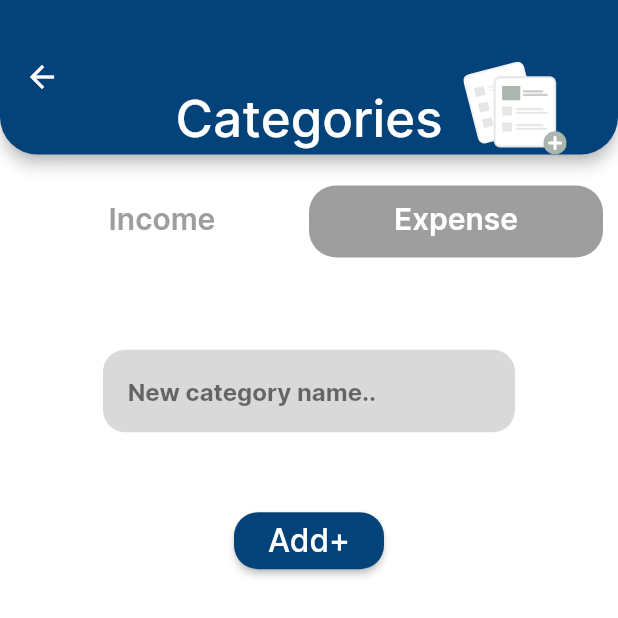
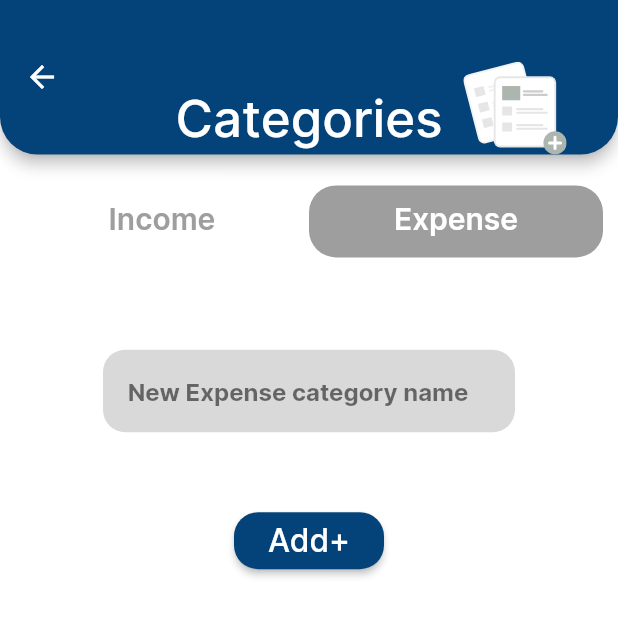
Before and after one commit to jishnup57/pocket_trace_2.0, a Flutter app: the CategoryScreen screen opened directly, on a phone screen of 412 x 824 dp, the top half of it. Run offline on Flutter 3.47's test engine with Material 2 defaults, Android fonts, the phone set to English and light mode, and no system bars; our stand-ins replace flutter_local_notifications, flutter_native_timezone, flutter_slidable, flutter_svg, hive_flutter, lottie and 7 more; missing offline and left inert: month_year_picker; accounts and stored records are empty.

Commit message:
Category compleated

```diff
--- a/lib/main.dart
+++ b/lib/main.dart
@@ -46,6 +46,7 @@ class MyApp extends StatelessWidget {
     return MultiProvider(
       providers: [
         ChangeNotifierProvider(create: (context) => BillDB(),),
+        ChangeNotifierProvider(create: (context) => CategoryDB(),),
       ],
       child: MaterialApp(
         localizationsDelegates: const [
--- a/lib/util/constants.dart
+++ b/lib/util/constants.dart
@@ -6,6 +6,7 @@ const loginKey = 'UserLogedIn';
 //bill Db name
 
 const billdbname = 'bill_database';
+const categorydbname='category_database';
 
 //sized Box
 
--- a/lib/view/categories/categories.dart
+++ b/lib/view/categories/categories.dart
@@ -2,42 +2,25 @@ import 'package:flutter/material.dart';
 import 'package:flutter_svg/flutter_svg.dart';
 import 'package:one/Model/category/category_model.dart';
 import 'package:one/util/color/app_colors.dart';
-import 'package:one/view/categories/expensecategorylist.dart';
-import 'package:one/view/categories/incomecategorylist.dart';
+import 'package:one/view/categories/categorylist.dart';
 import 'package:one/view_model/category/category_db.dart';
+import 'package:provider/provider.dart';
 
-// ignore: must_be_immutable
-class CategoryScreen extends StatefulWidget {
-   int? selectedController;
-   CategoryScreen({this.selectedController,Key? key}) : super(key: key);
+class CategoryScreen extends StatelessWidget {
+  final int? selectedController;
+  CategoryScreen({this.selectedController, Key? key}) : super(key: key);
 
-  @override
-  State<CategoryScreen> createState() => _CategoryScreenState();
-}
-
-class _CategoryScreenState extends State<CategoryScreen>
-    with SingleTickerProviderStateMixin {
   final _nameCategoryController = TextEditingController();
-  late TabController _tabController;
-  @override
-  void initState() {
-    _tabController = TabController(length: 2, vsync: this,initialIndex:widget.selectedController??0);
-    CategoryDB().refreshUI();
-    super.initState();
-  }
-
-  @override
-  void dispose() {
-    super.dispose();
-    _tabController.dispose();
-  }
 
   @override
   Widget build(BuildContext context) {
     final double height = MediaQuery.of(context).size.height;
     final double width = MediaQuery.of(context).size.width;
 
-    return Scaffold(
+    return DefaultTabController(
+      length: 2,
+      initialIndex: selectedController ?? 0,
+      child: Scaffold(
         resizeToAvoidBottomInset: false,
         backgroundColor: Colors.white,
         appBar: AppBar(
@@ -46,7 +29,7 @@ class _CategoryScreenState extends State<CategoryScreen>
             bottom: Radius.elliptical(25, 25),
           )),
           automaticallyImplyLeading: true,
-        toolbarHeight: height/8,
+          toolbarHeight: height / 8,
           flexibleSpace: Padding(
             padding: EdgeInsets.only(left: width / 1.5, top: height / 20),
             child: SvgPicture.asset(
@@ -67,9 +50,8 @@ class _CategoryScreenState extends State<CategoryScreen>
               height: height / 40,
             ),
             Padding(
-            padding: const EdgeInsets.only(left:10,right:10),
+              padding: const EdgeInsets.only(left: 10, right: 10),
               child: TabBar(
-              controller: _tabController,
                 indicator: BoxDecoration(
                   borderRadius: BorderRadius.circular(18),
                   color: Colors.grey,
@@ -90,14 +72,56 @@ class _CategoryScreenState extends State<CategoryScreen>
             ),
             Expanded(
                 child: TabBarView(
-            controller: _tabController,
               children: [
                 Padding(
                   padding: EdgeInsets.all(width / 50),
                   child: Column(
                     mainAxisAlignment: MainAxisAlignment.spaceEvenly,
                     children: [
-                    Container(
+                      addTextField(height, width, 'New Income category name'),
+                      addButtonCategory(context, CategoryType.income),
+                      SizedBox(
+                        height: height * .4,
+                        width: double.infinity,
+                        child: Consumer<CategoryDB>(
+                            builder: (context, value, child) => CategoryList(
+                                  value: value,
+                                  type: "INC",
+                                )),
+                      )
+                    ],
+                  ),
+                ),
+                Padding(
+                  padding: EdgeInsets.all(width / 50),
+                  child: Column(
+                    mainAxisAlignment: MainAxisAlignment.spaceEvenly,
+                    children: [
+                      addTextField(height, width, 'New Expense category name'),
+                      addButtonCategory(context, CategoryType.expense),
+                      SizedBox(
+                        height: height * .4,
+                        width: double.infinity,
+                        child: Consumer<CategoryDB>(
+                          builder: (context, value, child) => CategoryList(
+                            value: value,
+                            type: "EXP",
+                          ),
+                        ),
+                      ),
+                    ],
+                  ),
+                ),
+              ],
+            )),
+          ],
+        ),
+      ),
+    );
+  }
+
+  Container addTextField(double height, double width, String hintText) {
+    return Container(
       height: height / 15,
       width: width / 1.5,
       decoration: BoxDecoration(
@@ -108,15 +132,14 @@ class _CategoryScreenState extends State<CategoryScreen>
       ),
       child: Center(
         child: Padding(
-                          padding: EdgeInsets.only(left: width/25),
+          padding: EdgeInsets.only(left: width / 25),
           child: TextFormField(
-                            maxLength: 15,
             controller: _nameCategoryController,
-                            decoration: const InputDecoration(
+            decoration: InputDecoration(
               border: InputBorder.none,
               counterText: '',
-                              hintText: 'New category name..',
-                              hintStyle: TextStyle(
+              hintText: hintText,
+              hintStyle: const TextStyle(
                 fontWeight: FontWeight.w700,
                 color: Colors.black54,
               ),
@@ -124,25 +147,25 @@ class _CategoryScreenState extends State<CategoryScreen>
           ),
         ),
       ),
-                    ),
-                    SizedBox(
+    );
+  }
+
+  SizedBox addButtonCategory(BuildContext context, CategoryType type) {
+    return SizedBox(
       height: 38,
       width: 100,
       child: ElevatedButton(
         onPressed: () {
           FocusManager.instance.primaryFocus?.unfocus();
-                          final nameIncome =
-                              _nameCategoryController.text.trim();
-                          if (nameIncome.isEmpty) {
+          final nameExpense = _nameCategoryController.text.trim();
+          if (nameExpense.isEmpty) {
             return;
           }
           final _category = CategoryModel(
-                              id: DateTime.now()
-                                  .millisecondsSinceEpoch
-                                  .toString(),
-                              name: nameIncome,
-                              type: CategoryType.income);
-                          CategoryDB.instance.insertCategory(_category);
+              id: DateTime.now().millisecondsSinceEpoch.toString(),
+              name: nameExpense,
+              type: type);
+          context.read<CategoryDB>().insertCategory(_category);
           _nameCategoryController.clear();
         },
         child: const Text('Add+ ',
@@ -152,96 +175,10 @@ class _CategoryScreenState extends State<CategoryScreen>
               color: Colors.white,
             )),
         style: ElevatedButton.styleFrom(
-                          shape: RoundedRectangleBorder(
-                              borderRadius: BorderRadius.circular(16)),
+          shape:
+              RoundedRectangleBorder(borderRadius: BorderRadius.circular(16)),
           primary: kBlueColor,
         ),
-                      ),
-                    ),
-                    SizedBox(
-                      height: height * .4,
-                      width: double.infinity,
-                      child: const IncomeCategoryList(),
-                    )
-                  ],
-                ),
-              ),
-              Padding(
-                padding: EdgeInsets.all(width / 50),
-                child: Column(
-                  mainAxisAlignment: MainAxisAlignment.spaceEvenly,
-                  children: [
-                    Container(
-                      height: height / 15,
-                      width: width / 1.5,
-                      decoration: BoxDecoration(
-                        borderRadius: BorderRadius.all(
-                          Radius.circular(width / 28),
-                        ),
-                        color: kGrayColor,
-                      ),
-                      child: Center(
-                        child: Padding(
-                          padding:  EdgeInsets.only(left: width/25),
-                          child: TextFormField(
-                            controller: _nameCategoryController,
-                            decoration: const InputDecoration(
-                              border: InputBorder.none,
-                              counterText: '',
-                              hintText: 'New category name..',
-                              hintStyle: TextStyle(
-                                fontWeight: FontWeight.w700,
-                                color: Colors.black54,
-                              ),
-                            ),
-                          ),
-                        ),
-                      ),
-                    ),
-                    SizedBox(
-                      height: 38,
-                      width: 100,
-                      child: ElevatedButton(
-                        onPressed: () {
-                          FocusManager.instance.primaryFocus?.unfocus();
-                          final nameExpense =
-                              _nameCategoryController.text.trim();
-                          if (nameExpense.isEmpty) {
-                            return;
-                          }
-                          final _category = CategoryModel(
-                              id: DateTime.now()
-                                  .millisecondsSinceEpoch
-                                  .toString(),
-                              name: nameExpense,
-                              type: CategoryType.expense);
-                          CategoryDB.instance.insertCategory(_category);
-                          _nameCategoryController.clear();
-                        },
-                        child: const Text('Add+ ',
-                            textScaleFactor: 1.5,
-                            textAlign: TextAlign.center,
-                            style: TextStyle(
-                              color: Colors.white,
-                            )),
-                        style: ElevatedButton.styleFrom(
-                          shape: RoundedRectangleBorder(
-                              borderRadius: BorderRadius.circular(16)),
-                          primary: kBlueColor,
-                        ),
-                      ),
-                    ),
-                    SizedBox(
-                      height: height * .4,
-                      width: double.infinity,
-                      child: const ExpenseCategoryList(),
-                    ),
-                  ],
-                ),
-              ),
-            ],
-          )),
-        ],
       ),
     );
   }
--- a/lib/view/categories/incomecategorylist.dart
+++ b/lib/view/categories/categorylist.dart
@@ -2,25 +2,23 @@ import 'package:flutter/material.dart';
 import 'package:one/view/widget/delete_popup.dart';
 import 'package:one/view_model/category/category_db.dart';
 
-import '../../Model/category/category_model.dart';
 
-class IncomeCategoryList extends StatelessWidget {
-  const IncomeCategoryList({Key? key}) : super(key: key);
-
+class CategoryList extends StatelessWidget {
+   const CategoryList({Key? key,required this.value,required this.type}) : super(key: key);
+ final CategoryDB value;
+ final String type;
   @override
   Widget build(BuildContext context) {
-    return ValueListenableBuilder(
-        valueListenable: CategoryDB().listOfIncomeCategoryLisener,
-        builder: (BuildContext ctx, List<CategoryModel> newList, Widget? _) {
-          return GridView.builder(
-          itemCount: newList.length,
+
+        return GridView.builder(
+          itemCount:type=="INC" ?value.allIncomeList.length:value.allExpenseList.length,
           gridDelegate:const SliverGridDelegateWithFixedCrossAxisCount(
             crossAxisCount: 4,
            mainAxisSpacing: 10,
            crossAxisSpacing: 10
           ),
           itemBuilder: (context, index) {
-            final _category = newList[index];
+            final _category =type=="INC"? value.allIncomeList[index]:value.allExpenseList[index];
             return InputChip(
               label: Text(_category.name),
               deleteIcon: const Icon(Icons.cancel),
@@ -30,6 +28,6 @@ class IncomeCategoryList extends StatelessWidget {
             );
           },
         );
-        },);
+
   }
 }
--- a/lib/view/categories/expensecategorylist.dart
+++ /dev/null
@@ -1,73 +0,0 @@
-import 'package:flutter/material.dart';
-import 'package:one/view/widget/delete_popup.dart';
-import 'package:one/view_model/category/category_db.dart';
-
-import '../../Model/category/category_model.dart';
-
-class ExpenseCategoryList extends StatelessWidget {
-  const ExpenseCategoryList({Key? key}) : super(key: key);
-
-  @override
-  Widget build(BuildContext context) {
-    return ValueListenableBuilder(
-      valueListenable: CategoryDB().listOfExpenseCategoryLisener,
-      builder: (BuildContext ctx, List<CategoryModel> newList, Widget? _) {
-        return GridView.builder(
-          itemCount: newList.length,
-          gridDelegate: const SliverGridDelegateWithFixedCrossAxisCount(
-            crossAxisCount: 4,
-           mainAxisSpacing: 10,
-           crossAxisSpacing: 10
-          ),
-          itemBuilder: (context, index) {
-            final _category = newList[index];
-            return InputChip(
-              label: Text(_category.name),
-              deleteIcon: const Icon(Icons.cancel),
-              onDeleted: () {
-                showDeletePopUp(context,categoryId: _category.id);
-              },
-            );
-          },
-        );
-      },
-    );
-  }
-}
-
-// ListView.separated(
-// physics: const BouncingScrollPhysics(),
-// itemBuilder:(ctx,index){
-//  final category=newList[index];
-// return InputChip(
-// label:Text(category.name),
-
-// deleteIcon: Icon(Icons.cancel),
-// onDeleted:(){} ,
-
-// );
-
-//  Padding(
-//   padding: const EdgeInsets.only(top:8,left: 20,right: 20),
-//   child: Card(
-//     elevation: 4,
-//     child: ListTile(
-//       tileColor: Colors.grey[100],
-//       title: Text(category.name,
-//       textScaleFactor: 1.2,),
-//       trailing:IconButton(onPressed: () {
-//         CategoryDB.instance.deleteCategory(category.id);
-//       }, icon:const Icon(Icons.delete,
-//       color: Colors.red,
-//       ),
-//       )
-//     ),
-//   ),
-// );
-
-// separatorBuilder: (ctx,index){
-//   return const SizedBox(
-//     height: 10,
-// //   );
-// },
-//  itemCount: newList.length);
--- a/lib/view_model/category/category_db.dart
+++ b/lib/view_model/category/category_db.dart
@@ -1,57 +1,55 @@
 import 'package:flutter/material.dart';
 import 'package:hive_flutter/hive_flutter.dart';
 import 'package:one/Model/category/category_model.dart';
+import 'package:one/util/constants.dart';
 
-const categorydbname='category_database';
-abstract class CategoryDbFunctions{
-  Future< List<CategoryModel>>getCategories();
-  Future <void> insertCategory(CategoryModel value);
+abstract class CategoryDbFunctions {
+  Future<List<CategoryModel>> getCategories();
+  Future<void> insertCategory(CategoryModel value);
   Future<void> deleteCategory(String categoryID);
+  Future<void> refreshUI();
 }
 
-class CategoryDB implements CategoryDbFunctions{
+class CategoryDB extends CategoryDbFunctions with ChangeNotifier {
   CategoryDB._interal();
-  static CategoryDB instance=CategoryDB._interal();
-  factory CategoryDB(){
+  static CategoryDB instance = CategoryDB._interal();
+  factory CategoryDB() {
     return instance;
   }
-
-  ValueNotifier<List<CategoryModel>> listOfIncomeCategoryLisener=ValueNotifier([]);
-   ValueNotifier<List<CategoryModel>> listOfExpenseCategoryLisener=ValueNotifier([]);
+  List<CategoryModel> allIncomeList = [];
+  List<CategoryModel> allExpenseList = [];
   @override
-  Future<void> insertCategory(CategoryModel value)async {
-   final _categoryDB=await Hive.openBox<CategoryModel>(categorydbname);
-   _categoryDB.put(value.id,value);   //add id to db
-   refreshUI();
+  Future<void> insertCategory(CategoryModel value) async {
+    final _categoryDB = await Hive.openBox<CategoryModel>(categorydbname);
+    _categoryDB.put(value.id, value); //add id to db
+    refreshUI();
   }
 
   @override
-  Future<List<CategoryModel>> getCategories() async{
-    final _categoryDB=await Hive.openBox<CategoryModel>(categorydbname);
-   return _categoryDB.values.toList();
+  Future<List<CategoryModel>> getCategories() async {
+    final _categoryDB = await Hive.openBox<CategoryModel>(categorydbname);
+    return _categoryDB.values.toList();
   }
-  Future <void> refreshUI()async{
-    final _allCategories=await getCategories();
-    listOfExpenseCategoryLisener.value.clear();
-    listOfIncomeCategoryLisener.value.clear();
+
+  @override
+  Future<void> refreshUI() async {
+    final _allCategories = await getCategories();
+    allExpenseList.clear();
+    allIncomeList.clear();
     Future.forEach(_allCategories, (CategoryModel category) {
-      if(category.type==CategoryType.income){
-        listOfIncomeCategoryLisener.value.add(category);
-      }else{
-        listOfExpenseCategoryLisener.value.add(category);
+      if (category.type == CategoryType.income) {
+        allIncomeList.add(category);
+      } else {
+        allExpenseList.add(category);
       }
     });
-    // ignore: invalid_use_of_visible_for_testing_member, invalid_use_of_protected_member
-    listOfExpenseCategoryLisener.notifyListeners();
-    // ignore: invalid_use_of_visible_for_testing_member, invalid_use_of_protected_member
-    listOfIncomeCategoryLisener.notifyListeners();
+    notifyListeners();
   }
 
   @override
   Future<void> deleteCategory(String categoryID) async {
-    final _categoryDB=await Hive.openBox<CategoryModel>(categorydbname);
+    final _categoryDB = await Hive.openBox<CategoryModel>(categorydbname);
     await _categoryDB.delete(categoryID);
     refreshUI();
   }
-
 }
```
Also changed, not shown: lib/Model/bill/service/bill_service.dart (added, +8 -0 lines), lib/view/addexpense/expense.dart (+3 -8 lines), lib/view/addincome/income.dart (+3 -6 lines), lib/view/screen_edit/edit.dart (+3 -8 lines). Lines whose indentation alone changed are shown as unchanged.
